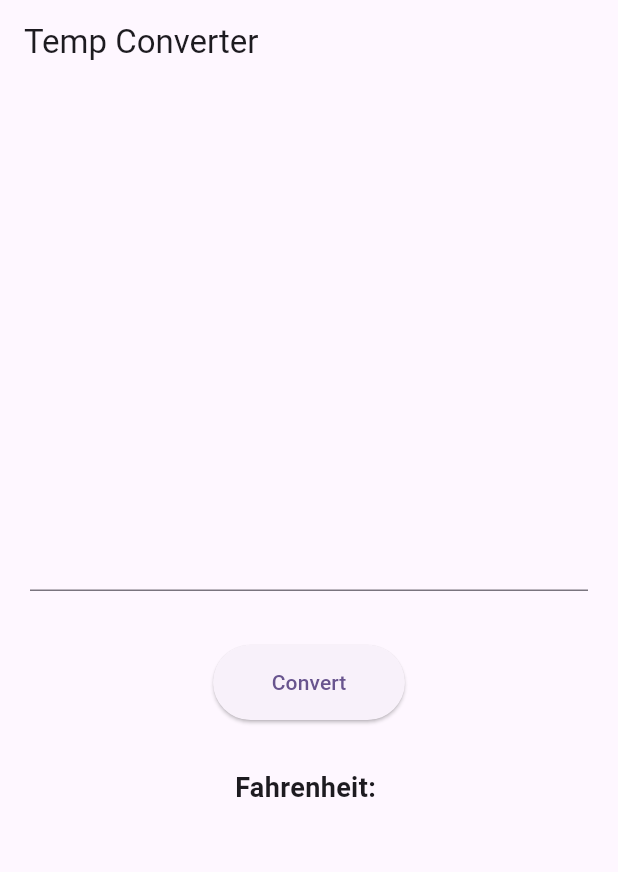
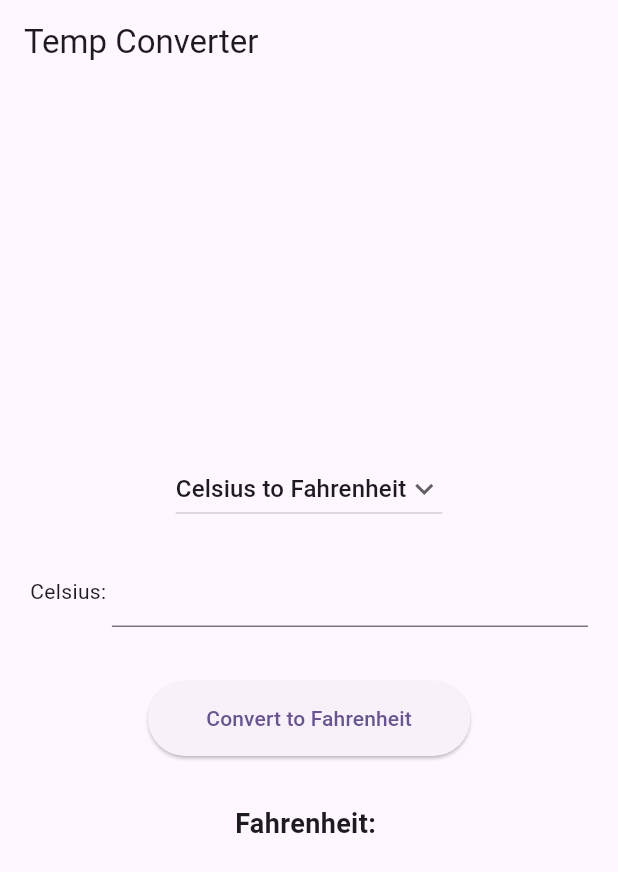
Before and after one commit to Huy2411SCH/my_unit_converter_app, a Flutter app: the screen it shows after launch, on a phone screen of 412 x 824 dp. Shown: the top 872 px of the screen. Run offline on Flutter 3.47's test engine with Material 3 defaults, Android fonts, the phone set to English and light mode, and no system bars.

Commit message:
Update main.dart

```diff
--- a/lib/main.dart
+++ b/lib/main.dart
@@ -43,7 +43,11 @@ class MyHomePage extends StatefulWidget {
 class _MyHomePageState extends State<MyHomePage> {
   final TextEditingController _celsiusController = TextEditingController();
   double? _fahrenheitResult;
+  double? _feetResult;
   String _displayText = "Fahrenheit: ";
+  String _selectedConversion = 'Celsius to Fahrenheit';
+  String _buttonText = "Convert to Fahrenheit";
+  final List<String> _conversionTypes = ['Celsius to Fahrenheit', 'Meters to Feet'];
   @override
   Widget build(BuildContext context) {
     // This method is called whenever the state changes
@@ -55,31 +59,82 @@ class _MyHomePageState extends State<MyHomePage> {
         child: Column(
           mainAxisAlignment: MainAxisAlignment.center,
           children: [
+            DropdownButton(
+          // Initial Value
+          value: _selectedConversion,
+          // Down Arrow Icon
+          icon: const Icon(Icons.keyboard_arrow_down),
+
+          items: _conversionTypes.map((String conversionType) {
+            return DropdownMenuItem<String>(
+              value: conversionType,
+              child: Text(conversionType),
+            );
+          }).toList(),
+          // After selecting the desired option,it will
+          // change button value to selected value
+          onChanged: (String? newValue) {
+            setState(() {
+              _selectedConversion = newValue!;
+
+              if (_selectedConversion == 'Celsius to Fahrenheit') {
+                _buttonText = "Convert to Fahrenheit";
+                _displayText = "Fahrenheit: ";
+              } else if (_selectedConversion == 'Meters to Feet') {
+                _buttonText = "Convert to Feet";
+                _displayText = "Feet: ";
+              }
+            });
+          },
+            ),
             Padding(
               padding: EdgeInsets.all(20.0),
-              child: TextField(
-                controller: _celsiusController,
-                keyboardType: TextInputType.number,
+              child: Row (
+                children: [
+                  if (_selectedConversion == 'Celsius to Fahrenheit')
+                    const Text("Celsius: ")
+                  else
+                    const Text("Meters: "),
+
+                  Expanded(
+                    child: TextField(
+                      controller: _celsiusController,
+                      keyboardType: TextInputType.number,
+                    ),
+                  ),
+                ],
               ),
-
             ),
               Padding(
                 padding: const EdgeInsets.all(16.0),
                 child: ElevatedButton(
                   onPressed: () {
-                    double? celsius = double.tryParse(_celsiusController.text);
-                    if (celsius != null) {
-                      double fahrenheit = celsius * 9 / 5 + 32;
-                      //Update the Text display
+                    double? input = double.tryParse(_celsiusController.text);
+                    if (input != null) {
+                      double? fahrenheitResult;
+                      double? feetResult;
+                      if (_selectedConversion == 'Celsius to Fahrenheit') {
+                        fahrenheitResult = input * 9 / 5 + 32;
+                      } else if (_selectedConversion == 'Meters to Feet') {
+                        feetResult = input * 3.28084;
+                      }
+                      // Update the Text display
                       setState(() {
-                        _fahrenheitResult = fahrenheit;
-                        _displayText = "Fahrenheit: ${_fahrenheitResult!.toStringAsFixed(2)}";
+                        _fahrenheitResult = fahrenheitResult;
+                        _feetResult = feetResult;
+                        _displayText = _selectedConversion == 'Celsius to Fahrenheit'
+                            ? "Fahrenheit: ${_fahrenheitResult!.toStringAsFixed(2)}"
+                            : "Feet: ${_feetResult!.toStringAsFixed(2)}";
                       });
-                    } else {
+                    }
+                    else {
                       //Update/reset the Text display when wrong input
                       setState(() {
                         _fahrenheitResult = null;
-                        _displayText = "Fahrenheit: ";
+                        _feetResult = null;
+                        _displayText = _selectedConversion == 'Celsius to Fahrenheit'
+                            ? "Fahrenheit: "
+                            : "Feet: ";
                       });
                       // Show an error message if the input is not a valid number
                       ScaffoldMessenger.of(context).showSnackBar(
@@ -90,9 +145,9 @@ class _MyHomePageState extends State<MyHomePage> {
                       );
                     }
                   },
-                  child: const Padding(
+                  child: Padding(
                     padding: EdgeInsets.all(15.0),
-                    child: Text('Convert'),
+                    child: Text(_buttonText),
                   ),
                 ),
               ),
```
